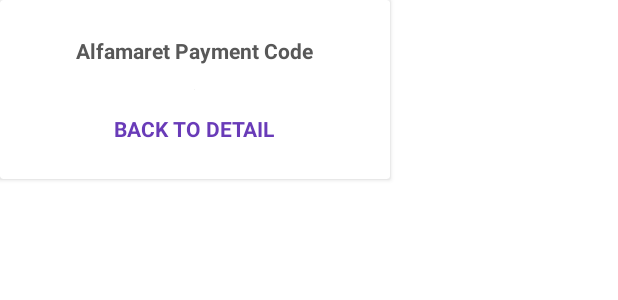
After one commit to RadRasyad/Bux_Final_Project_4_Kampus_Merdeka_Hacktiv8, an Android app: the layout form_qrcode.xml on its own in the app's theme, with its tools: preview values and no code run, on a phone screen of 412 x 824 dp. The commit adds this screen. Shown: the top 300 px of the screen. Run offline under Robolectric (Android 15) with nearby library versions, the phone set to English and light mode, and no system bars.

Commit message:
Qrcode, PhoneNumber profil, order error

```diff
--- a/app/build.gradle
+++ b/app/build.gradle
@@ -54,7 +54,9 @@ dependencies {
 
     implementation 'com.google.android.material:material:1.7.0'
 
-    implementation 'com.google.zxing:core:3.2.0'
+//    implementation 'com.journeyapps:zxing-android-embedded:3.0.2@aar';
+    implementation 'com.google.zxing:core:3.3.3';
+    implementation 'com.journeyapps:zxing-android-embedded:4.3.0'
 
 
 }
--- a/app/src/main/java/com/hacktiv8/bux/ui/payment/DetailPaymentActivity.java
+++ b/app/src/main/java/com/hacktiv8/bux/ui/payment/DetailPaymentActivity.java
@@ -48,8 +48,6 @@ public class DetailPaymentActivity extends AppCompatActivity {
         platBus = getIntent().getStringExtra(EXTRA_BUS_NO);
         bookedSeat = getIntent().getStringExtra(EXTRA_BOOKED_SEAT);
         userId = "088228659668";
-
-
 
 
         if (tripId==null) {
--- a/app/src/main/res/layout/activity_retail_payment_verification.xml
+++ b/app/src/main/res/layout/activity_retail_payment_verification.xml
@@ -189,14 +189,12 @@
                             android:id="@+id/tvPaymentNumber"
                             android:layout_width="match_parent"
                             android:layout_height="wrap_content"
-                            android:layout_weight="1"
                             android:background="@color/grayFA"
                             android:gravity="center"
                             android:padding="20dp"
                             android:textColor="@color/primaryLight"
                             android:textStyle="bold"
-                            tools:ignore="TextContrastCheck"
-                            tools:text="230719-0001"
+                            android:text="299719-3211"
                             app:drawableEndCompat="@drawable/ic_qrcode_logo"/>
 
                         <TextView
--- /dev/null
+++ b/app/src/main/res/layout/form_qrcode.xml
@@ -0,0 +1,40 @@
+<?xml version="1.0" encoding="utf-8"?>
+<androidx.cardview.widget.CardView xmlns:android="http://schemas.android.com/apk/res/android"
+    android:layout_width="260dp"
+    android:layout_height="wrap_content">
+    <LinearLayout
+        android:layout_width="match_parent"
+        android:layout_height="match_parent"
+        android:gravity="center_horizontal"
+        android:orientation="vertical"
+        android:paddingHorizontal="32dp"
+        android:paddingVertical="24dp">
+
+        <TextView
+            android:id="@+id/transaksi"
+            android:textColor="@color/label"
+            android:textStyle="bold"
+            android:layout_width="wrap_content"
+            android:layout_height="wrap_content"
+            android:text="Alfamaret Payment Code"
+            android:layout_marginBottom="16dp"/>
+
+        <ImageView
+            android:id="@+id/imgQrCode"
+            android:layout_width="wrap_content"
+            android:layout_height="wrap_content"
+            android:layout_marginBottom="16dp"
+            android:src="@color/bg" />
+
+        <TextView
+            android:id="@+id/back"
+            android:textColor="@color/primary"
+            android:textStyle="bold"
+            android:layout_width="wrap_content"
+            android:layout_height="wrap_content"
+            android:text="BACK TO DETAIL" />
+
+
+
+    </LinearLayout>
+</androidx.cardview.widget.CardView>
```
Also changed, not shown: app/src/main/java/com/hacktiv8/bux/model/Ticket.java (+67 -0 lines), app/src/main/java/com/hacktiv8/bux/ui/payment/BankTransferVerificationActivity.java (+91 -1 lines), app/src/main/java/com/hacktiv8/bux/ui/payment/RetailPaymentVerificationActivity.java (+37 -28 lines), app/src/main/java/com/hacktiv8/bux/ui/profile/ProfileFragment.java (+37 -2 lines), app/src/main/res/drawable/custom_card.xml (added, +9 -0 lines), app/src/main/res/layout/activity_bank_transfer_verification.xml (+4 -4 lines).
